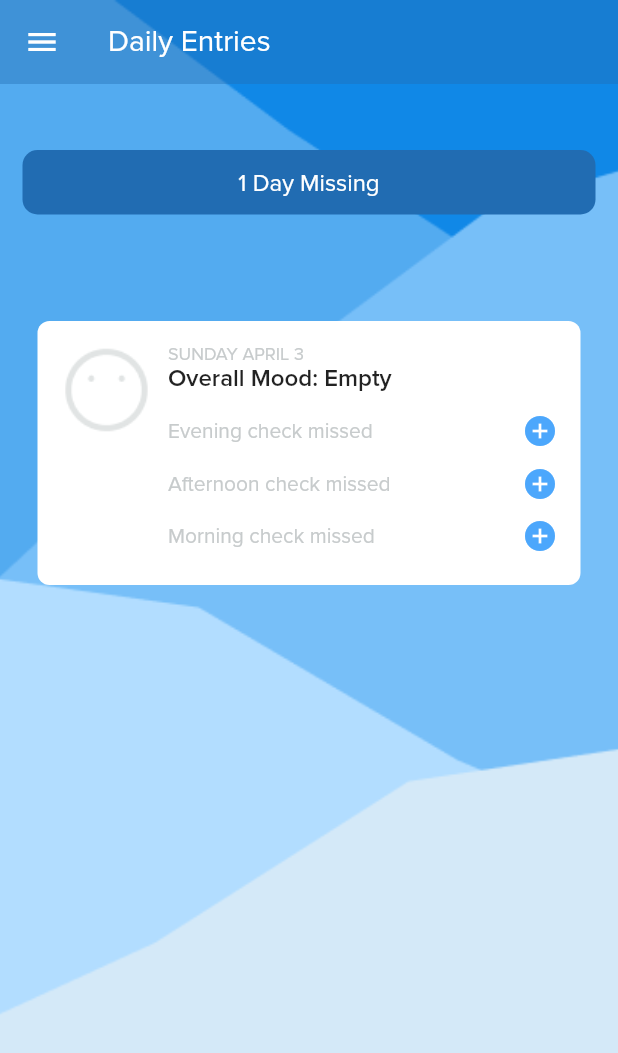
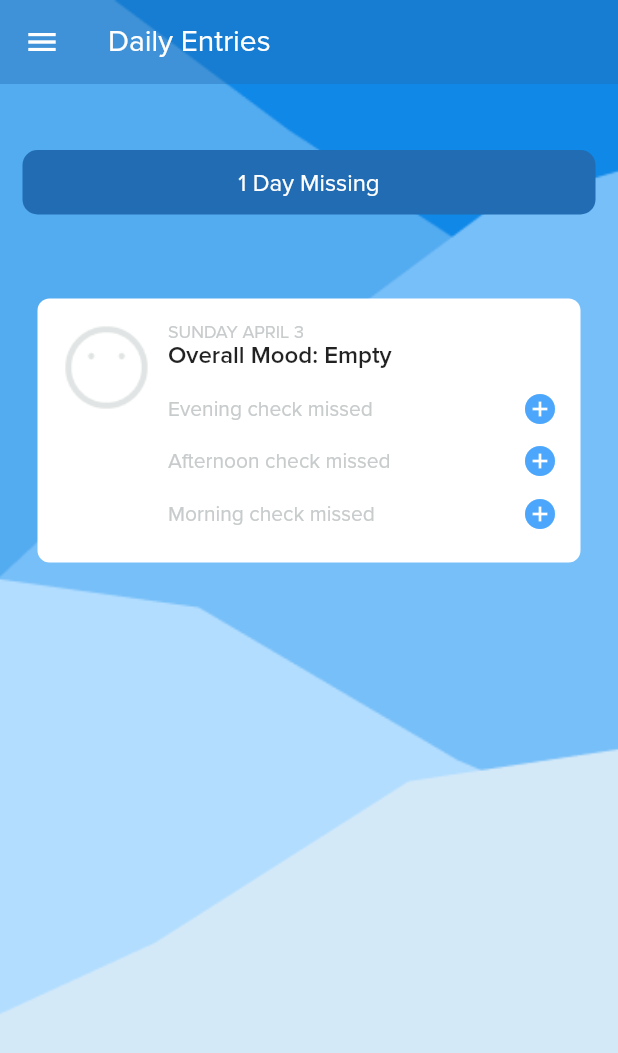
Before and after one commit to JobCuta/CIS-9340-Thesis, a Flutter app: the EntriesScreen screen opened by its route, on a phone screen of 412 x 824 dp. Shown: the top 1053 px of the screen. Run offline on Flutter 3.47's test engine with Material 2 defaults, Android fonts, the phone set to English and light mode, and no system bars; our stand-ins replace animated_text_kit, circular_countdown_timer, email_validator, expandable, file_picker, flutter_local_notifications and 11 more; missing offline and left inert: flutter_email_sender, video_thumbnail; accounts and stored records are empty.

Commit message:
emotion entries fix

```diff
--- a/lib/screens/main/EmotionalEvaluationEndScreen.dart
+++ b/lib/screens/main/EmotionalEvaluationEndScreen.dart
@@ -390,11 +390,6 @@ class _EmotionalEvaluationEndScreenState
                                       if (!_dailyController.isDailyEntryDone.value) {
                                         _dailyController.setDailyTaskToDone(DailyTask.EmotionEntry);
                                         _levelController.initializeTaskWithXp('Daily Entry', 50);
-
-                                        if (isAddingFromOnboarding) {
-                                          _levelController.initializeTaskWithXp('Exercise', 100);
-                                        }
-
                                         _levelController.finalizeAddingOfXp();
                                       }
 
--- a/lib/screens/main/EntriesScreen.dart
+++ b/lib/screens/main/EntriesScreen.dart
@@ -77,13 +77,15 @@ class _EntriesScreenState extends State<EntriesScreen>{
                     fit: BoxFit.cover))),
 
           SingleChildScrollView(
-          child: Column(
-            children: [
+            child: Column(
+              mainAxisAlignment: MainAxisAlignment.center,
+              mainAxisSize: MainAxisSize.max,
+              children: [
               // EMOTION CONTAINER
 
               (noEntriesCount > 0)
               ? Padding(
-                padding: const EdgeInsets.fromLTRB(15, 100, 15, 15),
+                padding: const EdgeInsets.fromLTRB(15, 100, 15, 0),
                 child: Container(
                   alignment: Alignment.center,
                   padding: const EdgeInsets.symmetric(
@@ -104,6 +106,7 @@ class _EntriesScreenState extends State<EntriesScreen>{
                 reverse: true,
                 shrinkWrap: true,
                 itemCount: emotionEntries.length,
+                physics: const NeverScrollableScrollPhysics(),      // so that it won't conflict with SingleChildScrollView
                 itemBuilder: (context, index) {
                   return Padding(
                     padding: const EdgeInsets.only(left: 25, right: 25, bottom: 15),
@@ -287,7 +290,6 @@ class _EntriesScreenState extends State<EntriesScreen>{
                                       ],
                                     ),
                                   ),
-
                                   _checkIfMonthLabelToDisplay(index)
                                 ],
                               ),
@@ -300,7 +302,7 @@ class _EntriesScreenState extends State<EntriesScreen>{
                 }
               ),
 
-              const SizedBox(height: 10.0),
+              const SizedBox(height: 100.0),
 
             ],
           )
```
Also changed, not shown: lib/controllers/emotionController.dart (+26 -1 lines).
